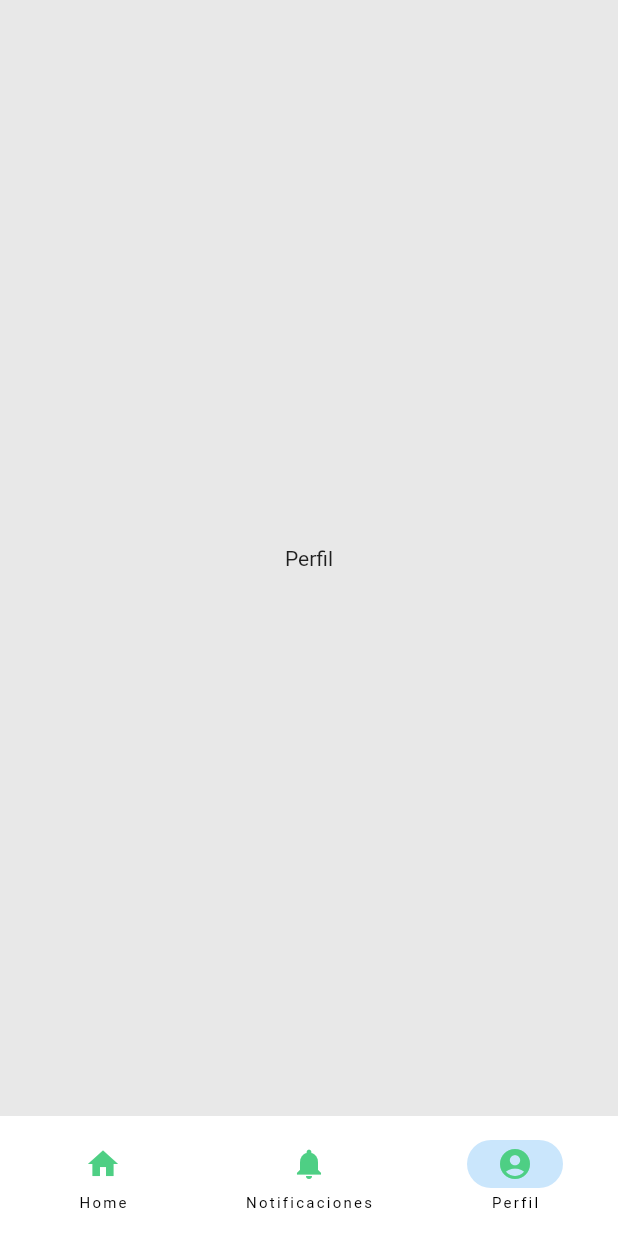
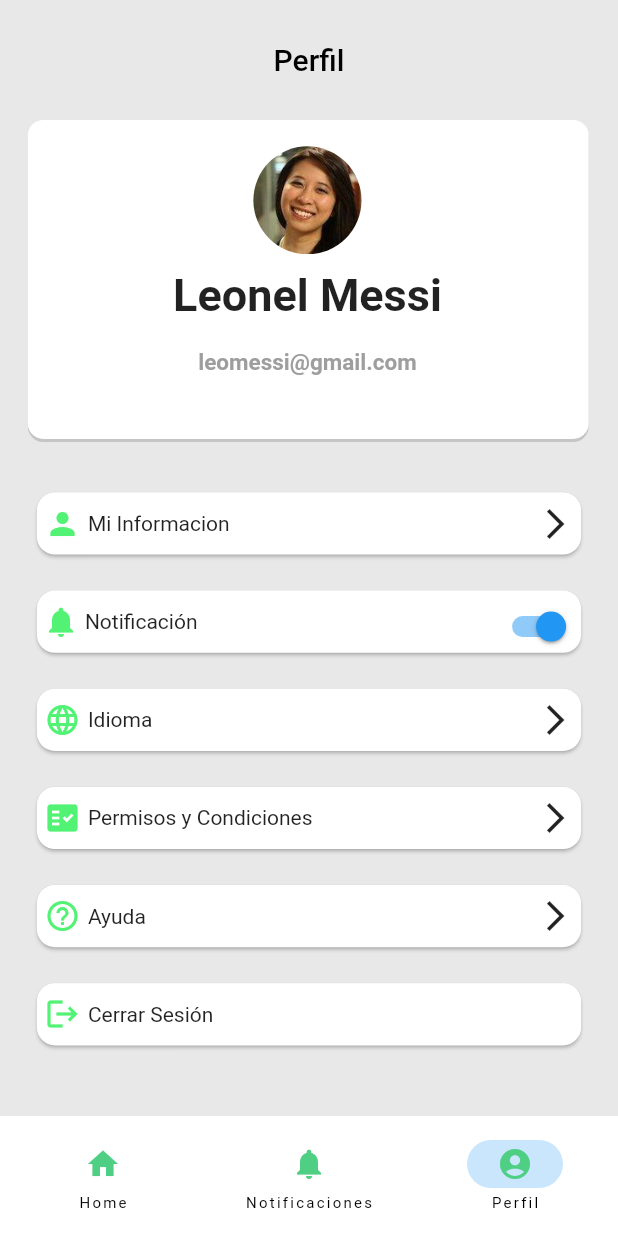
Before and after one commit to MichDlc03/CornerApp, a Flutter app: the screen it shows after launch, item 3 of the bottom bar chosen, on a phone screen of 412 x 824 dp. Run offline on Flutter 3.47's test engine with Material 2 defaults, Android fonts, the phone set to English and light mode, and no system bars; our stand-ins replace google_fonts.

Commit message:
Martin 1.1
Martin Lugo vistas

```diff
--- /dev/null
+++ b/lib/pages/perfil.dart
@@ -0,0 +1,386 @@
+import 'package:flutter/material.dart';
+
+class PagePerfil extends StatefulWidget {
+  const PagePerfil({super.key});
+
+  @override
+  State<PagePerfil> createState() => _PagePerfilState();
+}
+
+class _PagePerfilState extends State<PagePerfil> {
+  bool shadowColor = false;
+  double? scrolledUnderElevation;
+  @override
+  Widget build(BuildContext context) {
+    final ColorScheme colorScheme = Theme.of(context).colorScheme;
+    final Color oddItemColor = colorScheme.primary.withOpacity(0.05);
+    final Color evenItemColor = colorScheme.primary.withOpacity(0.15);
+
+    double baseWidth = 400;
+    double fem = MediaQuery.of(context).size.width / baseWidth;
+    double ffem = fem * 0.97;
+    const String _title = 'Perfil';
+
+    return Scaffold(
+      backgroundColor: const Color(0xFFE8E8E8),
+      appBar: AppBar(
+        backgroundColor: const Color(0xFFE8E8E8),
+        elevation: 0,
+        toolbarHeight: 80,
+        title: const Text(
+          _title,
+          style: TextStyle(color: Colors.black),
+        ),
+        centerTitle: true,
+        scrolledUnderElevation: scrolledUnderElevation,
+        shadowColor: shadowColor ? Theme.of(context).colorScheme.shadow : null,
+      ),
+      body: SingleChildScrollView(
+        child: Center(
+          child: Column(
+            mainAxisAlignment: MainAxisAlignment.center,
+            children: const [
+              CardProfileImage(),
+              CardInfoProfile(),
+              CardNotify(),
+              CardLenguaje(),
+              CardPermisAndConditions(),
+              Cardhelp(),
+              CardLogOut()
+            ],
+          ),
+        ),
+      ),
+    );
+  }
+}
+
+class CardInfoProfile extends StatelessWidget {
+  const CardInfoProfile({super.key});
+
+  @override
+  Widget build(BuildContext context) {
+    double baseWidth = 400;
+    double fem = MediaQuery.of(context).size.width / baseWidth;
+    double ffem = fem * 0.97;
+    return Container(
+      decoration: const BoxDecoration(color: Color(0xFFE8E8E8)),
+      margin: const EdgeInsets.all(8),
+      width: 360 * fem,
+      height: 48 * fem,
+      child: Card(
+        shape:const RoundedRectangleBorder(
+          borderRadius: BorderRadius.all(Radius.circular(12)),
+        ),
+        child: Row(
+          mainAxisAlignment: MainAxisAlignment.start,
+          children: const <Widget>[
+            Padding(
+              padding: EdgeInsets.symmetric(horizontal: 5),
+              child: Icon(Icons.person, color: Color.fromARGB(188, 20, 237, 67)),
+            ),
+            Expanded(
+              child: Text(
+                'Mi Informacion',
+                textAlign: TextAlign.justify,
+              ),
+            ),
+            Padding(
+              padding: EdgeInsets.all(5),
+              child: Icon(Icons.arrow_forward_ios),
+            )
+          ],
+        ),
+      ),
+    );
+  }
+}
+
+class CardProfileImage extends StatelessWidget {
+  const CardProfileImage({super.key});
+
+  @override
+  Widget build(BuildContext context) {
+    double baseWidth = 400;
+    double fem = MediaQuery.of(context).size.width / baseWidth;
+    double ffem = fem * 0.97;
+    return Container(
+      margin: EdgeInsets.fromLTRB(18 * fem, 0 * fem, 19 * fem, 23 * fem),
+      padding: EdgeInsets.fromLTRB(11 * fem, 17 * fem, 12 * fem, 33 * fem),
+      width: double.infinity,
+      decoration: BoxDecoration(
+        color: const Color(0xffffffff),
+        borderRadius: BorderRadius.circular(10 * fem),
+        boxShadow: [
+          BoxShadow(
+            color: const Color(0x26000000),
+            offset: Offset(0 * fem, 2 * fem),
+            blurRadius: 0 * fem,
+          ),
+        ],
+      ),
+      child: Column(
+        crossAxisAlignment: CrossAxisAlignment.center,
+        children: <Widget>[
+          Column(
+            children: [
+              Container(
+                width: fem * 70,
+                height: fem * 70,
+                decoration: const BoxDecoration(
+                    image: DecorationImage(
+                      image: AssetImage('images/user.jpg'),
+                      fit: BoxFit.cover,
+                    ),
+                    shape: BoxShape.circle),
+              ),
+           const Padding(
+              padding:  EdgeInsets.all(10),
+              child:  Text(
+              'Leonel Messi',
+              style: TextStyle(fontWeight: FontWeight.bold, fontSize: 30),
+          ),
+            ),
+            const Padding(
+              padding: EdgeInsets.all(8.0),
+              child: Text(
+                'leomessi@gmail.com',
+                style: TextStyle(fontSize: 15, color: Colors.grey, fontWeight: FontWeight.w600),
+                ),
+            )
+            ],
+          ),
+        ],
+      ),
+    );
+  }
+}
+
+class CardNotify extends StatelessWidget {
+  const CardNotify({super.key});
+
+  @override
+  Widget build(BuildContext context) {
+    double baseWidth = 400;
+    double fem = MediaQuery.of(context).size.width / baseWidth;
+    double ffem = fem * 0.97;
+    return Container(
+      decoration: const BoxDecoration(color: Color(0xFFE8E8E8)),
+      margin: const EdgeInsets.all(8),
+      width: 360 * fem,
+      height: 48 * fem,
+      child: Card(
+        shape:const RoundedRectangleBorder(
+          borderRadius: BorderRadius.all(Radius.circular(12)),
+        ),
+        child: Row(
+          mainAxisAlignment: MainAxisAlignment.spaceAround,
+          children: const <Widget>[
+            Padding(
+              padding: EdgeInsets.symmetric(horizontal: 4),
+              child: Icon(Icons.notifications,
+                  color: Color.fromARGB(188, 20, 237, 67)),
+            ),
+            Expanded(
+              child: Text(
+                'Notificación',
+                textAlign: TextAlign.justify,
+              ),
+            ),
+             SwitchOnOff(),
+          ],
+        ),
+      ),
+    );
+  }
+}
+
+class SwitchOnOff extends StatefulWidget {
+  const SwitchOnOff({super.key});
+
+  @override
+  State<SwitchOnOff> createState() => _SwitchOnOffState();
+}
+
+class _SwitchOnOffState extends State<SwitchOnOff> {
+  bool light1 = true;
+
+  @override
+  Widget build(BuildContext context) {
+    return Column(
+      mainAxisAlignment: MainAxisAlignment.center,
+      children: <Widget>[
+        Switch(
+          value: light1,
+          onChanged: (bool value) {
+            setState(() {
+              light1 = value;
+            });
+          },
+        ),
+      ],
+    );
+  }
+}
+
+class CardLenguaje extends StatelessWidget {
+  const CardLenguaje({super.key});
+
+  @override
+  Widget build(BuildContext context) {
+    double baseWidth = 400;
+    double fem = MediaQuery.of(context).size.width / baseWidth;
+    double ffem = fem * 0.97;
+    return Container(
+      decoration: const BoxDecoration(color: Color(0xFFE8E8E8)),
+      margin: const EdgeInsets.all(8),
+      width: 360 * fem,
+      height: 48 * fem,
+      child: Card(shape:const RoundedRectangleBorder(
+          borderRadius: BorderRadius.all(Radius.circular(12)),
+        ),
+        child: Row(
+          mainAxisAlignment: MainAxisAlignment.start,
+          children: const <Widget>[
+            Padding(
+              padding: EdgeInsets.symmetric(horizontal: 5),
+              child:
+                  Icon(Icons.language, color: Color.fromARGB(188, 20, 237, 67)),
+            ),
+            Expanded(
+              child: Text(
+                'Idioma',
+                textAlign: TextAlign.justify,
+              ),
+            ),
+            Padding(
+              padding: EdgeInsets.all(5),
+              child: Icon(Icons.arrow_forward_ios),
+            )
+          ],
+        ),
+      ),
+    );
+  }
+}
+
+class CardPermisAndConditions extends StatelessWidget {
+  const CardPermisAndConditions({super.key});
+
+  @override
+  Widget build(BuildContext context) {
+    double baseWidth = 400;
+    double fem = MediaQuery.of(context).size.width / baseWidth;
+    double ffem = fem * 0.97;
+    return Container(
+      decoration: const BoxDecoration(color: Color(0xFFE8E8E8)),
+      margin: const EdgeInsets.all(8),
+      width: 360 * fem,
+      height: 48 * fem,
+      child: Card(
+        shape:const RoundedRectangleBorder(
+          borderRadius: BorderRadius.all(Radius.circular(12)),
+        ),
+        child: Row(
+          mainAxisAlignment: MainAxisAlignment.start,
+          children: const <Widget>[
+            Padding(
+              padding: EdgeInsets.symmetric(horizontal: 5),
+              child:
+                  Icon(Icons.fact_check, color: Color.fromARGB(188, 20, 237, 67)),
+            ),
+            Expanded(
+              child: Text(
+                'Permisos y Condiciones',
+                textAlign: TextAlign.justify,
+              ),
+            ),
+            Padding(
+              padding: EdgeInsets.all(5),
+              child: Icon(Icons.arrow_forward_ios),
+            )
+          ],
+        ),
+      ),
+    );
+  }
+}
+
+class Cardhelp extends StatelessWidget {
+  const Cardhelp({super.key});
+
+  @override
+  Widget build(BuildContext context) {
+    double baseWidth = 400;
+    double fem = MediaQuery.of(context).size.width / baseWidth;
+    double ffem = fem * 0.97;
+    return Container(
+      decoration: const BoxDecoration(color: Color(0xFFE8E8E8)),
+      margin: const EdgeInsets.all(8),
+      width: 360 * fem,
+      height: 48 * fem,
+      child: Card(
+        shape:const RoundedRectangleBorder(
+          borderRadius: BorderRadius.all(Radius.circular(12)),
+        ),
+        child: Row(
+          mainAxisAlignment: MainAxisAlignment.start,
+          children: const <Widget>[
+            Padding(
+              padding: EdgeInsets.symmetric(horizontal: 5),
+              child: Icon(Icons.help_outline,
+                  color: Color.fromARGB(188, 20, 237, 67)),
+            ),
+            Expanded(
+              child: Text(
+                'Ayuda',
+                textAlign: TextAlign.justify,
+              ),
+            ),
+            Padding(
+              padding: EdgeInsets.all(5),
+              child: Icon(Icons.arrow_forward_ios),
+            )
+          ],
+        ),
+      ),
+    );
+  }
+}
+
+class CardLogOut extends StatelessWidget {
+  const CardLogOut({super.key});
+
+  @override
+  Widget build(BuildContext context) {
+    double baseWidth = 400;
+    double fem = MediaQuery.of(context).size.width / baseWidth;
+    double ffem = fem * 0.97;
+    return Container(
+      decoration: const BoxDecoration(color: Color(0xFFE8E8E8)),
+      margin: const EdgeInsets.all(8),
+      width: 360 * fem,
+      height: 48 * fem,
+      child: Card(
+        shape:const RoundedRectangleBorder(
+          borderRadius: BorderRadius.all(Radius.circular(12)),
+        ),
+        child: Row(
+          mainAxisAlignment: MainAxisAlignment.start,
+          children: const <Widget>[
+            Padding(
+              padding: EdgeInsets.symmetric(horizontal: 5),
+              child: Icon(Icons.logout, color: Color.fromARGB(188, 20, 237, 67)),
+            ),
+            Expanded(
+              child: Text(
+                'Cerrar Sesión',
+                textAlign: TextAlign.justify,
+              ),
+            ),
+          ],
+        ),
+      ),
+    );
+  }
+}
--- /dev/null
+++ b/lib/pages/settingsProfile.dart
@@ -0,0 +1,11 @@
+// ignore: file_names
+import 'package:flutter/material.dart';
+
+class PageSettingsProfile extends StatelessWidget {
+  const PageSettingsProfile({super.key});
+
+  @override
+  Widget build(BuildContext context) {
+    return Container();
+  }
+}
--- a/lib/widgets/nav_bar.dart
+++ b/lib/widgets/nav_bar.dart
@@ -1,5 +1,6 @@
 import 'package:flutter/material.dart';
 import 'package:liga_corner_app/pages/notificaciones.dart';
+import 'package:liga_corner_app/pages/perfil.dart';
 import 'package:liga_corner_app/widgets/tab_bar.dart';
 
 class NavigationExample extends StatefulWidget {
@@ -66,7 +67,7 @@ class _NavigationExampleState extends State<NavigationExample> {
         Container(
           color: const Color(0xFFE8E8E8),
           alignment: Alignment.center,
-          child: const Text('Perfil'),
+          child: const PagePerfil(),
         ),
       ][currentPageIndex],
     );
--- a/pubspec.yaml
+++ b/pubspec.yaml
@@ -20,7 +20,7 @@ publish_to: 'none' # Remove this line if you wish to publish to pub.dev
 version: 1.0.0+1
 
 environment:
-  sdk: '>=2.18.6 <3.0.0'
+  sdk: '>=2.18.5 <3.0.0'
 
 # Dependencies specify other packages that your package needs in order to work.
 # To automatically upgrade your package dependencies to the latest versions
@@ -72,6 +72,7 @@ flutter:
     - images/logo.png
     - images/icon/icon.png
     - assets/page-1/images/vaicon-2-p61.png
+    - images/user.jpg
   # An image asset can refer to one or more resolution-specific "variants", see
   # https://flutter.dev/assets-and-images/#resolution-aware
 
```
Also changed, not shown: images/user.jpg (added).
